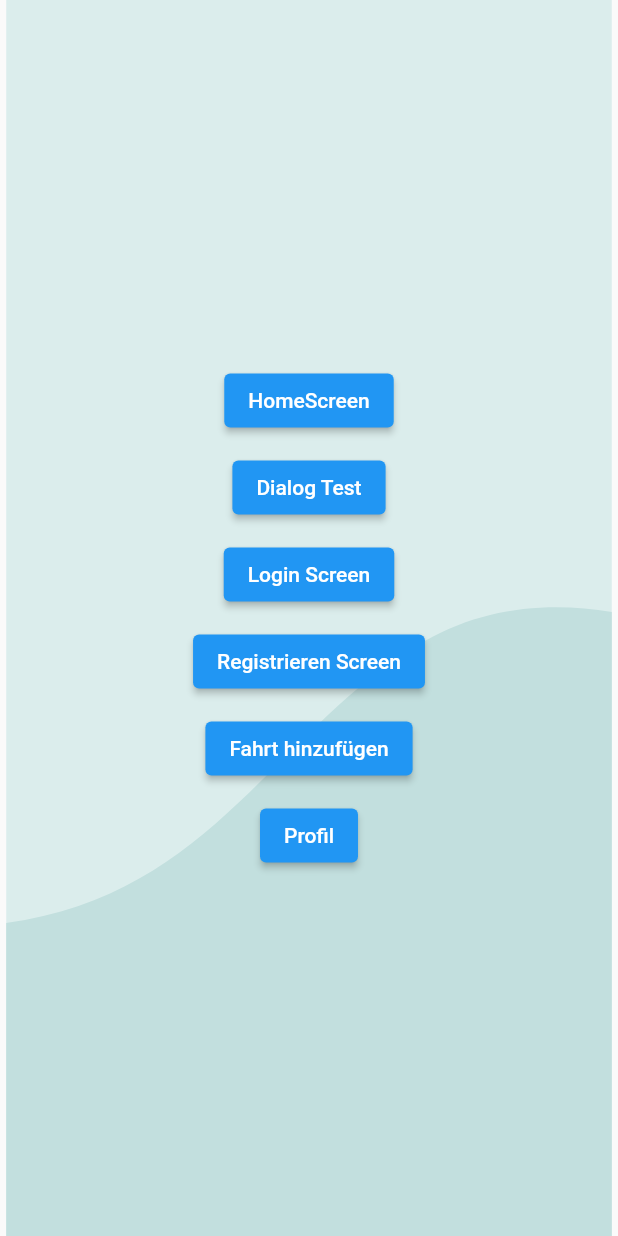
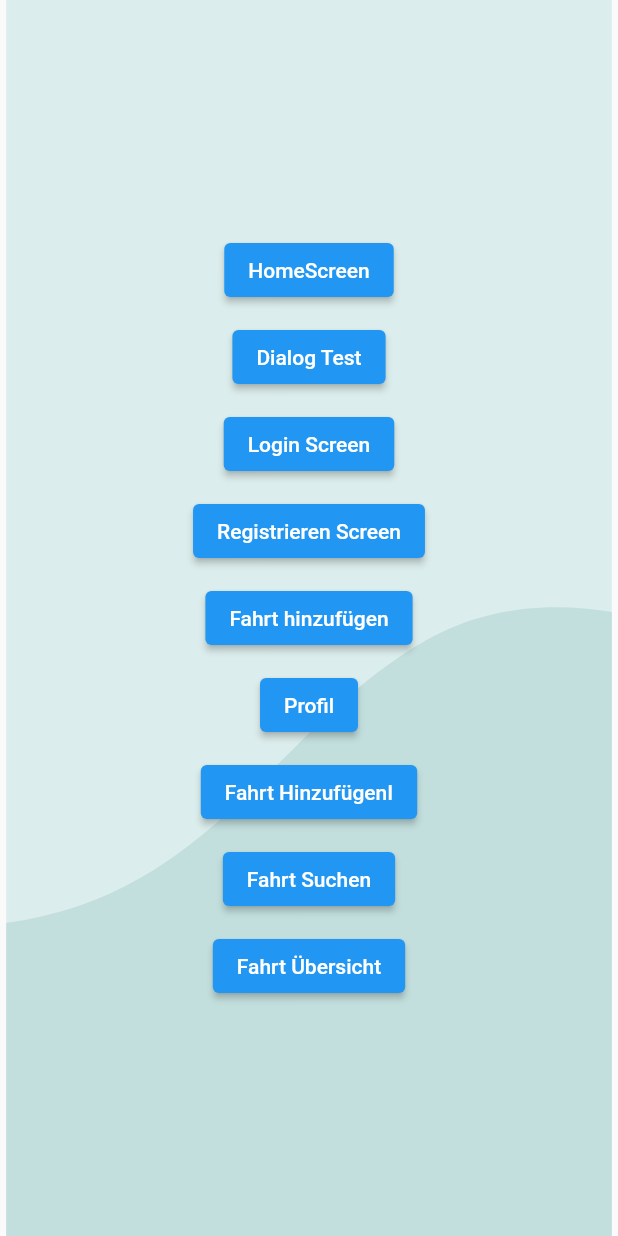
Before and after one commit to MaechtigerMetzger/UniGo, a Flutter app: the screen it shows after launch, on a phone screen of 412 x 824 dp. Run offline on Flutter 3.47's test engine with Material 2 defaults, Android fonts, the phone set to English and light mode, and no system bars; our stand-ins replace flutter_svg, get, google_fonts.

Commit message:
Hinzugefügt wurden: fahrt_hinzufügen_screen.dart - Map fehlt. fahrt_suchen_screen.dart - kleinere visuelle Bugs vorhanden. fahrten_übersicht_screen.dart - Grundgerüst, noch nicht fertig.

```diff
--- a/lib/screens/auswahl_screen.dart
+++ b/lib/screens/auswahl_screen.dart
@@ -6,6 +6,10 @@ import 'package:unigo_prototyp/screens/login_screen.dart';
 import 'package:unigo_prototyp/screens/profil/profile_screen.dart';
 import 'package:unigo_prototyp/screens/registrieren_screen.dart';
 import 'package:unigo_prototyp/widgets/svg_scaffold_widget.dart';
+
+import 'fahrt_hinzufuegen_screen.dart';
+import 'fahrt_suche_screen.dart';
+import 'fahrten_übersicht_screen.dart';
 
 class AuswahlScreen extends StatelessWidget {
   const AuswahlScreen({Key? key}) : super(key: key);
@@ -28,6 +32,12 @@ class AuswahlScreen extends StatelessWidget {
           _buildRouteButton(context, "Fahrt hinzufügen", FahrtHinzufuegenScreen()),
           _spacer(),
           _buildRouteButton(context, "Profil", ProfileScreen()),
+          _spacer(),
+          _buildRouteButton(context, "Fahrt HinzufügenI", FahrtHinzufuegenScreenI()),
+          _spacer(),
+          _buildRouteButton(context, "Fahrt Suchen", FahrtSuchen()),
+          _spacer(),
+          _buildRouteButton(context, "Fahrt Übersicht", FahrtUebersicht()),
         ],
       ),
     ));
--- a/lib/screens/fahrt_hinzufuegen_screen.dart
+++ b/lib/screens/fahrt_hinzufuegen_screen.dart
@@ -4,8 +4,8 @@ import 'package:get/get_connect/http/src/utils/utils.dart';
 import 'package:google_fonts/google_fonts.dart';
 import 'package:unigo_prototyp/widgets/svg_scaffold_widget.dart';
 
-class FahrtHinzufuegenScreen extends StatelessWidget {
-  const FahrtHinzufuegenScreen({Key? key}) : super(key: key);
+class FahrtHinzufuegenScreenI extends StatelessWidget {
+  const FahrtHinzufuegenScreenI({Key? key}) : super(key: key);
 
   @override
   Widget build(BuildContext context) {
```
Also changed, not shown: lib/screens/fahrten_übersicht_screen.dart (line endings or trailing spaces).
